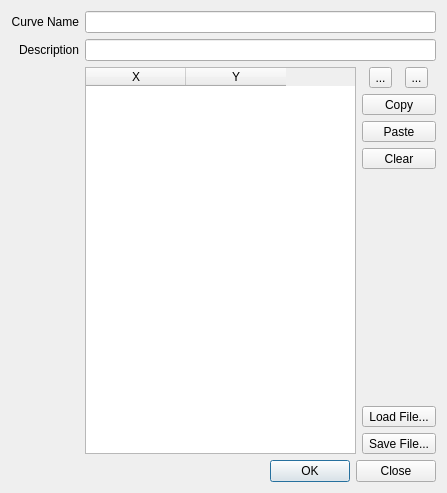
Above: flo2d/ui/xy_curve_editor.ui from FLO-2DSoftware/qgis-flo-2d-plugin before the change. Below: the same form after it.
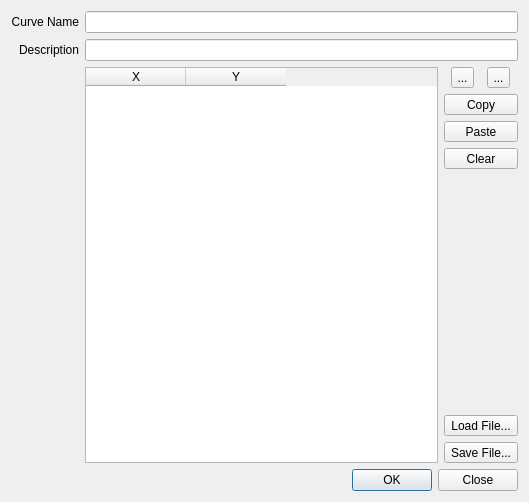
That is the form after the change. Icons and pictures are not drawn.

The edit to the form file:
```diff
--- a/flo2d/ui/xy_curve_editor.ui
+++ b/flo2d/ui/xy_curve_editor.ui
@@ -9,8 +9,8 @@
    <rect>
     <x>0</x>
     <y>0</y>
-    <width>447</width>
-    <height>493</height>
+    <width>529</width>
+    <height>502</height>
    </rect>
   </property>
   <property name="sizePolicy">
```
